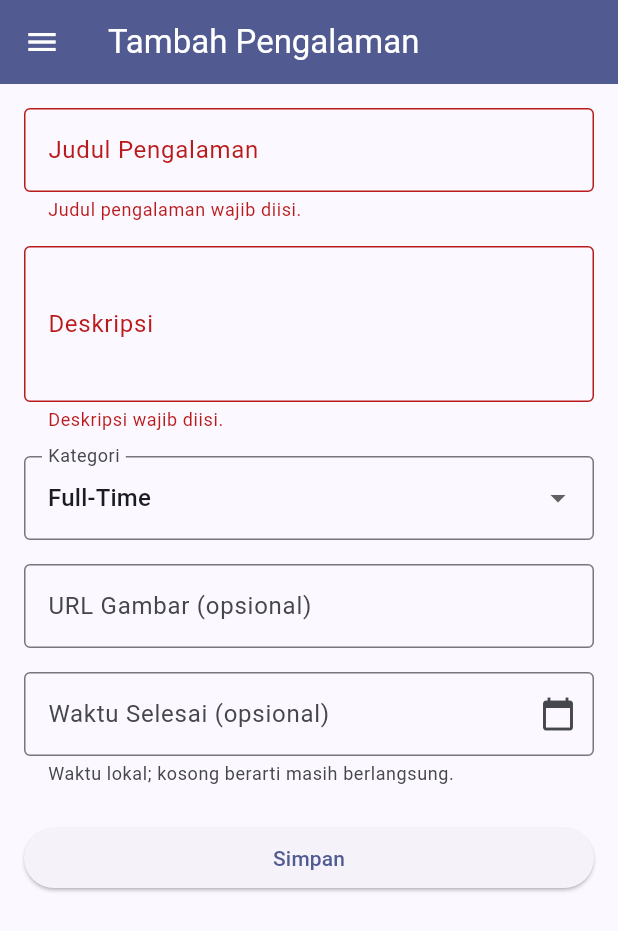
After one commit to KhalishahNafisah/myportofolio_mobile, a Flutter app: the ExperienceFormPage screen opened directly, after a tap on "Simpan", on a phone screen of 412 x 824 dp. The commit adds this screen. Shown: the top 931 px of the screen. Run offline on Flutter 3.47's test engine with Material 3 defaults, Android fonts, the phone set to English and light mode, and no system bars.

Commit message:
feat: add experience form and navigation

```diff
--- /dev/null
+++ b/lib/screens/experience_form.dart
@@ -0,0 +1,230 @@
+import 'package:flutter/material.dart';
+import 'package:myportofolio_mobile/widgets/left_drawer.dart';
+
+class ExperienceFormPage extends StatefulWidget {
+  const ExperienceFormPage({super.key});
+
+  @override
+  State<ExperienceFormPage> createState() => _ExperienceFormPageState();
+}
+
+class _ExperienceFormPageState extends State<ExperienceFormPage> {
+  // Key dibuat sekali pada State agar Form dapat diakses saat Simpan ditekan.
+  final _formKey = GlobalKey<FormState>();
+  final _endController = TextEditingController();
+
+  String _title = '';
+  String _description = '';
+  String _category = 'full-time';
+  String _thumbnail = '';
+  DateTime? _endedAt;
+
+  static const _categories = {
+    'internship': 'Internship',
+    'research': 'Research',
+    'volunteer': 'Volunteer',
+    'part-time': 'Part-Time',
+    'full-time': 'Full-Time',
+    'freelance': 'Freelance',
+  };
+
+  // Validator mengembalikan pesan jika salah, atau null jika valid.
+  String? _requiredText(String? value, String label, {int? maxLength}) {
+    final text = value?.trim() ?? '';
+    if (text.isEmpty) return '$label wajib diisi.';
+    if (maxLength != null && text.length > maxLength) {
+      return '$label maksimal $maxLength karakter.';
+    }
+    return null;
+  }
+
+  // URL gambar opsional dengan protokol http/https.
+  String? _validateThumbnail(String? value) {
+    final text = value?.trim() ?? '';
+    if (text.isEmpty) return null;
+    if (text.length > 200) return 'URL maksimal 200 karakter.';
+    final uri = Uri.tryParse(text);
+    if (uri == null ||
+        !['http', 'https'].contains(uri.scheme) ||
+        uri.host.isEmpty ||
+        RegExp(r'\s').hasMatch(text)) {
+      return 'Masukkan URL http/https yang valid.';
+    }
+    return null;
+  }
+
+  // Model memakai DateTimeField, sehingga pilih tanggal sekaligus waktu.
+  // Tidak ada aturan urutan tanggal di model: started_at diisi otomatis.
+  Future<void> _pickEndDate() async {
+    final date = await showDatePicker(
+      context: context,
+      initialDate: _endedAt ?? DateTime.now(),
+      firstDate: DateTime(1900),
+      lastDate: DateTime(2100, 12, 31),
+    );
+    // Setelah await, pastikan halaman masih aktif dan pilihan tidak dibatalkan.
+    if (!mounted || date == null) return;
+    final time = await showTimePicker(
+      context: context,
+      initialTime: TimeOfDay.fromDateTime(_endedAt ?? DateTime.now()),
+    );
+    if (!mounted || time == null) return;
+    setState(() {
+      _endedAt = DateTime(
+        date.year,
+        date.month,
+        date.day,
+        time.hour,
+        time.minute,
+      );
+      _endController.text =
+          '${date.day}/${date.month}/${date.year} ${time.format(context)}';
+    });
+  }
+
+  void _save() {
+    final form = _formKey.currentState!;
+    if (!form.validate()) return;
+    // save() menjalankan onSaved; ini belum menyimpan data ke database.
+    form.save();
+    FocusScope.of(context).unfocus();
+    showDialog<void>(
+      context: context,
+      builder: (dialogContext) => AlertDialog(
+        title: const Text('Ringkasan Pengalaman'),
+        scrollable: true,
+        content: Text(
+          'Judul: $_title\n'
+          'Deskripsi: $_description\n'
+          'Kategori: ${_categories[_category]}\n'
+          'URL gambar: ${_thumbnail.isEmpty ? "-" : _thumbnail}\n'
+          'Waktu selesai: ${_endedAt == null ? "Masih berlangsung" : _endController.text}',
+        ),
+        actions: [
+          TextButton(
+            onPressed: () => Navigator.pop(dialogContext),
+            child: const Text('Tutup'),
+          ),
+        ],
+      ),
+    );
+  }
+
+  @override
+  void dispose() {
+    // Controller milik halaman dibersihkan saat halaman dilepas.
+    _endController.dispose();
+    super.dispose();
+  }
+
+  @override
+  Widget build(BuildContext context) {
+    return Scaffold(
+      appBar: AppBar(
+        title: const Text('Tambah Pengalaman'),
+        backgroundColor: Theme.of(context).colorScheme.primary,
+        foregroundColor: Colors.white,
+      ),
+      drawer: const LeftDrawer(),
+      body: SafeArea(
+        child: Form(
+          key: _formKey,
+          child: SingleChildScrollView(
+            padding: const EdgeInsets.all(16),
+            keyboardDismissBehavior: ScrollViewKeyboardDismissBehavior.onDrag,
+            child: Column(
+              crossAxisAlignment: CrossAxisAlignment.stretch,
+              children: [
+                TextFormField(
+                  decoration: const InputDecoration(
+                    labelText: 'Judul Pengalaman',
+                    border: OutlineInputBorder(),
+                  ),
+                  validator: (value) =>
+                      _requiredText(value, 'Judul pengalaman', maxLength: 255),
+                  onSaved: (value) => _title = value!.trim(),
+                ),
+                const SizedBox(height: 16),
+                TextFormField(
+                  decoration: const InputDecoration(
+                    labelText: 'Deskripsi',
+                    border: OutlineInputBorder(),
+                  ),
+                  minLines: 3,
+                  maxLines: 5,
+                  keyboardType: TextInputType.multiline,
+                  validator: (value) => _requiredText(value, 'Deskripsi'),
+                  onSaved: (value) => _description = value!.trim(),
+                ),
+                const SizedBox(height: 16),
+                DropdownButtonFormField<String>(
+                  initialValue: _category,
+                  isExpanded: true,
+                  decoration: const InputDecoration(
+                    labelText: 'Kategori',
+                    border: OutlineInputBorder(),
+                  ),
+                  items: _categories.entries.map((entry) {
+                    return DropdownMenuItem(
+                      value: entry.key,
+                      child: Text(entry.value),
+                    );
+                  }).toList(),
+                  onChanged: (value) {
+                    if (value != null) setState(() => _category = value);
+                  },
+                  validator: (value) => _categories.containsKey(value)
+                      ? null
+                      : 'Pilih kategori yang valid.',
+                ),
+                const SizedBox(height: 16),
+                TextFormField(
+                  decoration: const InputDecoration(
+                    labelText: 'URL Gambar (opsional)',
+                    hintText: 'https://example.com/gambar.jpg',
+                    border: OutlineInputBorder(),
+                  ),
+                  keyboardType: TextInputType.url,
+                  validator: _validateThumbnail,
+                  onSaved: (value) => _thumbnail = value?.trim() ?? '',
+                ),
+                const SizedBox(height: 16),
+                TextFormField(
+                  // readOnly + picker menghasilkan DateTime valid; null diizinkan model.
+                  controller: _endController,
+                  readOnly: true,
+                  onTap: _pickEndDate,
+                  decoration: InputDecoration(
+                    labelText: 'Waktu Selesai (opsional)',
+                    helperText:
+                        'Waktu lokal; kosong berarti masih berlangsung.',
+                    helperMaxLines: 2,
+                    border: const OutlineInputBorder(),
+                    suffixIcon: IconButton(
+                      tooltip: _endedAt == null ? 'Pilih waktu' : 'Hapus waktu',
+                      icon: Icon(
+                        _endedAt == null ? Icons.calendar_today : Icons.clear,
+                      ),
+                      onPressed: () {
+                        if (_endedAt == null) {
+                          _pickEndDate();
+                        } else {
+                          setState(() {
+                            _endedAt = null;
+                            _endController.clear();
+                          });
+                        }
+                      },
+                    ),
+                  ),
+                ),
+                const SizedBox(height: 24),
+                ElevatedButton(onPressed: _save, child: const Text('Simpan')),
+              ],
+            ),
+          ),
+        ),
+      ),
+    );
+  }
+}
--- a/lib/widgets/left_drawer.dart
+++ b/lib/widgets/left_drawer.dart
@@ -1,4 +1,5 @@
 import 'package:flutter/material.dart';
+import 'package:myportofolio_mobile/screens/experience_form.dart';
 import 'package:myportofolio_mobile/screens/menu.dart';
 import 'package:myportofolio_mobile/screens/project_form.dart';
 
@@ -13,6 +14,7 @@ class LeftDrawer extends StatelessWidget {
         children: [
           const DrawerHeader(
             decoration: BoxDecoration(color: Colors.indigo),
+            child: SingleChildScrollView(
               child: Column(
                 crossAxisAlignment: CrossAxisAlignment.start,
                 children: [
@@ -30,6 +32,7 @@ class LeftDrawer extends StatelessWidget {
                     style: TextStyle(fontSize: 15, color: Colors.white),
                   ),
                 ],
+              ),
             ),
           ),
           ListTile(
@@ -56,6 +59,19 @@ class LeftDrawer extends StatelessWidget {
               );
             },
           ),
+          ListTile(
+            leading: const Icon(Icons.work_outline),
+            title: const Text('Add Experience'),
+            onTap: () {
+              Navigator.pop(context);
+              Navigator.pushReplacement(
+                context,
+                MaterialPageRoute(
+                  builder: (context) => const ExperienceFormPage(),
+                ),
+              );
+            },
+          ),
         ],
       ),
     );
```
Also changed, not shown: lib/screens/menu.dart (+19 -18 lines), lib/widgets/project_card.dart (+20 -14 lines), 1 other file. Lines whose indentation alone changed are shown as unchanged.
